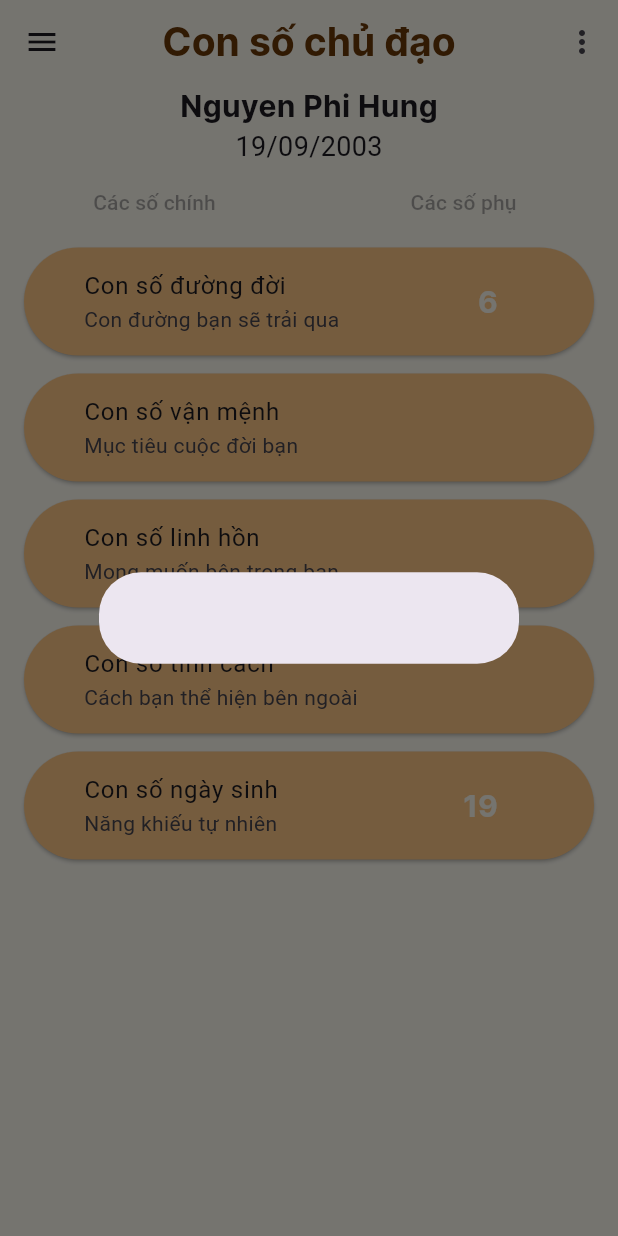
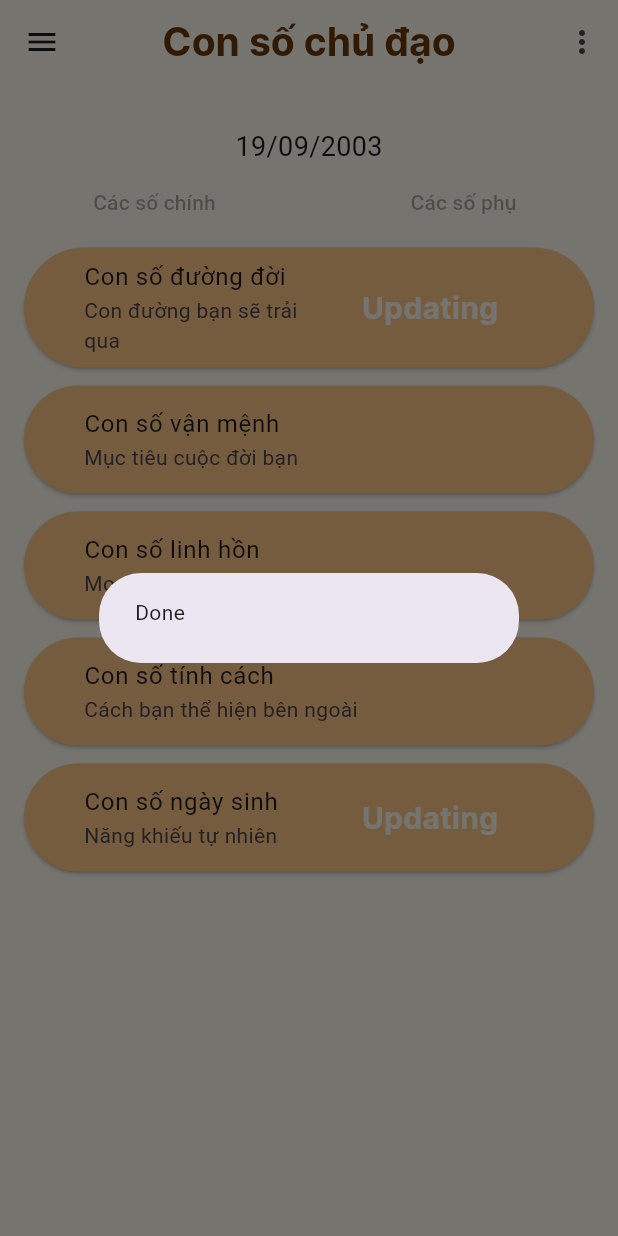
Before and after one commit to fhihung/numerlogy_app, a Flutter app: the screen it shows after launch, after a tap on "Tiếp tục", on a phone screen of 412 x 824 dp. Run offline on Flutter 3.47's test engine with Material 2 defaults, Android fonts, the phone set to English and light mode, and no system bars; missing offline and left inert: pull_down_button.

Commit message:
suýt final
update name in second route and blabla

```diff
--- a/lib/buttoncustom.dart
+++ b/lib/buttoncustom.dart
@@ -37,6 +37,6 @@ class ButtonCustom extends StatelessWidget {
             ),
           ],
         ),
-        onPressed: () {});
+        onPressed: pressAction);
   }
 }
--- a/lib/main.dart
+++ b/lib/main.dart
@@ -9,6 +9,8 @@ String van_menh = "";
 String linh_hon = "";
 String tinh_cach = "";
 String ngay_sinh = "";
+String name = "";
+
 void main() {
   runApp(MyApp());
 }
@@ -37,7 +39,6 @@ class MyHomePage extends StatefulWidget {
 }
 
 class MyHomePageState extends State<MyHomePage> {
-  String name = "";
   String date = "";
 
   final _formkey = GlobalKey<FormState>();
@@ -172,7 +173,7 @@ class MyHomePageState extends State<MyHomePage> {
                     return AlertDialog(
                       // Retrieve the text the that user has entered by using the
                       // TextEditingController.
-                      content: Text(nameController.text + dateController.text),
+                      content: Text('Done'),
                     );
                   },
                 );
@@ -201,7 +202,8 @@ class MyHomePageState extends State<MyHomePage> {
               child: Text('post'),
               onPressed: () async {
                 _savingData();
-                final url = 'http://127.0.0.1:5000/example';
+                final url =
+                    'https://ca2c-2402-800-61cd-7e88-d8fe-b0b0-31ac-84e3.ap.ngrok.io/example';
                 // final url = 'http://127.0.0.1:9999/example';
                 final response = await http.post(
                   Uri.parse(url),
@@ -215,7 +217,8 @@ class MyHomePageState extends State<MyHomePage> {
             child: ElevatedButton(
               child: Text('get'),
               onPressed: () async {
-                final url = 'http://127.0.0.1:5000/example';
+                final url =
+                    'https://ca2c-2402-800-61cd-7e88-d8fe-b0b0-31ac-84e3.ap.ngrok.io/example';
                 // final url = 'http://127.0.0.1:9999/example';
 
                 final response = await http.get(Uri.parse(url));
--- a/lib/secondroute.dart
+++ b/lib/secondroute.dart
@@ -33,7 +33,7 @@ class SecondRouteState extends State<SecondRoute> {
           children: [
             Container(
               child: Text(
-                'Nguyen Phi Hung',
+                name,
                 style: TextStyle(fontFamily: 'Inter', fontSize: 20),
               ),
             ),
@@ -64,9 +64,8 @@ class SecondRouteState extends State<SecondRoute> {
                 Container(
                     padding:
                         EdgeInsets.only(right: 16, left: 16, top: 6, bottom: 6),
-                    child: ButtonCustom(
-                        'Con số đường đời', '6', 'Con đường bạn sẽ trải qua',
-                        () {
+                    child: ButtonCustom('Con số đường đời', 'Updating',
+                        'Con đường bạn sẽ trải qua', () {
                       Navigator.push(
                         context,
                         MaterialPageRoute(builder: (context) => ThirdRoute()),
@@ -91,7 +90,7 @@ class SecondRouteState extends State<SecondRoute> {
                 Container(
                     padding:
                         EdgeInsets.only(right: 16, left: 16, top: 6, bottom: 6),
-                    child: ButtonCustom('Con số ngày sinh', '19',
+                    child: ButtonCustom('Con số ngày sinh', 'Updating',
                         'Năng khiếu tự nhiên', () {})),
               ],
             ),
@@ -166,6 +165,12 @@ class SecondRouteState extends State<SecondRoute> {
                 Navigator.pop(context);
               },
             ),
+            ListTile(
+              title: const Text('Con số tương hợp'),
+              onTap: () {
+                Navigator.pop(context);
+              },
+            ),
           ],
         ),
       ),
```
